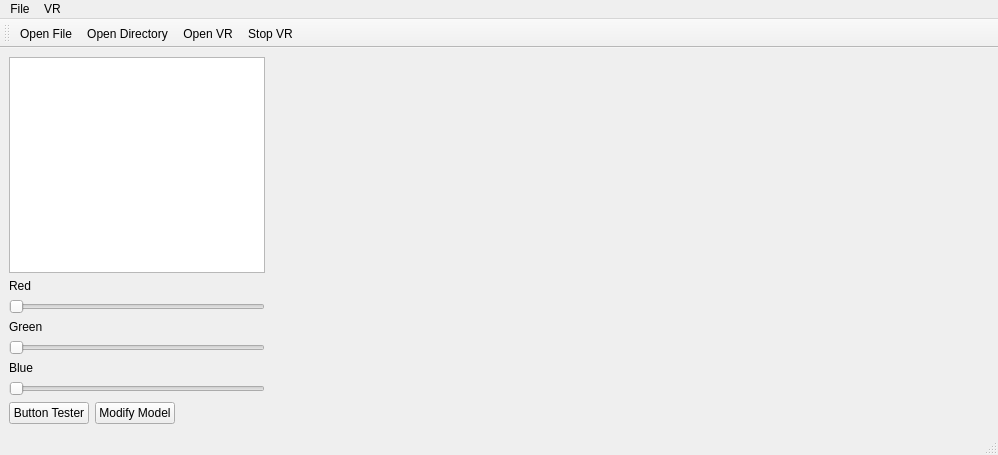
Old version of the form source/mainwindow.ui in the repository seasea128/SpecTech.
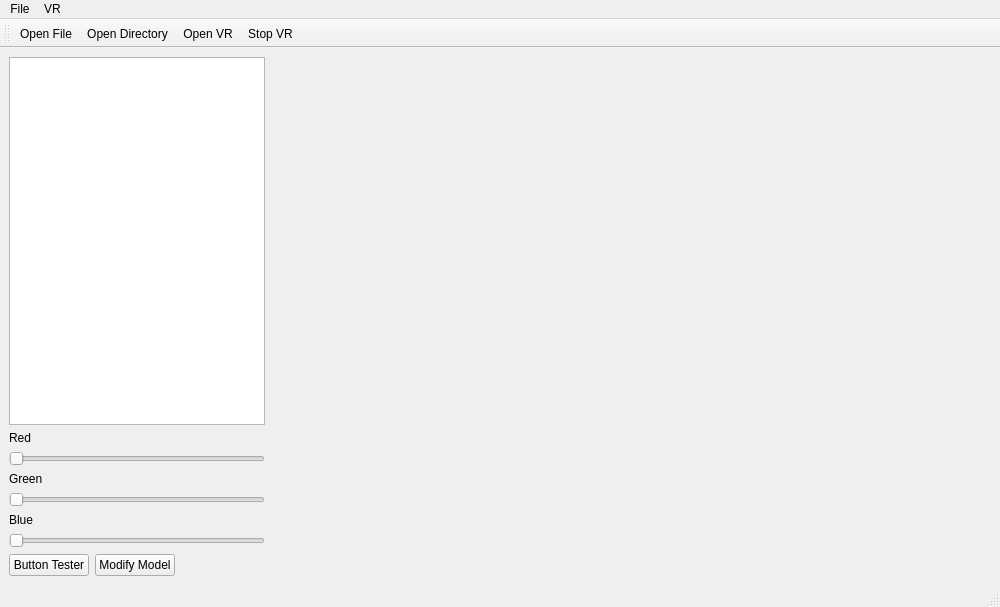
New version of the form. Icons and pictures are not drawn. Custom widgets are drawn as their Qt base class.

Commit message: Roughness, Metallic, anisotropy, and anisotropy rotation sliders function added

```diff
--- a/source/mainwindow.ui
+++ b/source/mainwindow.ui
@@ -6,8 +6,8 @@
    <rect>
     <x>0</x>
     <y>0</y>
-    <width>998</width>
-    <height>455</height>
+    <width>1000</width>
+    <height>607</height>
    </rect>
   </property>
   <property name="windowTitle">
@@ -183,7 +183,7 @@
     <rect>
      <x>0</x>
      <y>0</y>
-     <width>998</width>
+     <width>1000</width>
      <height>26</height>
     </rect>
    </property>
```
The commit also changes 6 other files.
